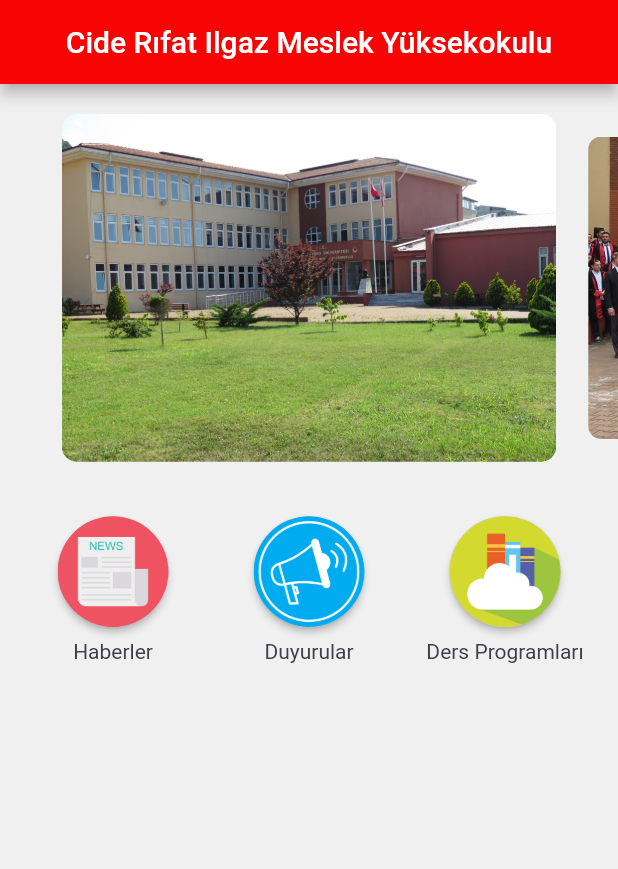
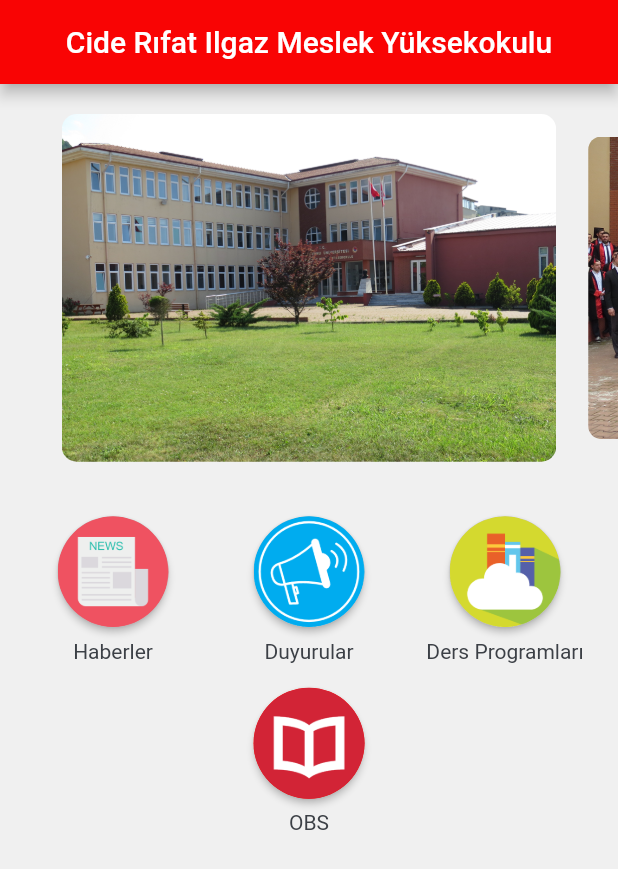
Before and after one commit to eminakcil/crimyo, a Flutter app: the screen it shows after launch, on a phone screen of 412 x 824 dp. Shown: the top 869 px of the screen. Run offline on Flutter 3.47's test engine with Material 2 defaults, Android fonts, the phone set to English and light mode, and no system bars; drawn by our look-alikes of carousel_slider; our stand-ins replace cached_network_image, cloud_firestore, dio, firebase_core, firebase_messaging, flutter_cache_manager and 5 more; missing offline and left inert: enhanced_future_builder, pdf_flutter; accounts and stored records are empty.

Commit message:
home screen buttons +

```diff
--- a/lib/screens/home/components/buttons_grid_view.dart
+++ b/lib/screens/home/components/home_buttons.dart
@@ -8,21 +8,26 @@ import 'package:crimyo/screens/post_list/post_list_screen.dart';
 import 'package:crimyo/services/announcment_service.dart';
 import 'package:crimyo/services/news_service.dart';
 import 'package:crimyo/services/navigation_service.dart';
+import 'package:url_launcher/url_launcher.dart';
 
 import 'menu_button.dart';
 
-class ButtonsGridView extends StatefulWidget {
+class HomeButtons extends StatefulWidget {
   @override
-  _ButtonsGridViewState createState() => _ButtonsGridViewState();
+  _HomeButtonsState createState() => _HomeButtonsState();
 }
 
-class _ButtonsGridViewState extends State<ButtonsGridView> {
+class _HomeButtonsState extends State<HomeButtons> {
   final FirebaseFirestore firestore = FirebaseFirestore.instance;
   var fastButtons = [];
 
   @override
   void initState() {
-    firestore.collection("fastButtons").orderBy("index",descending: true).get().then((value) {
+    firestore
+        .collection("fastButtons")
+        .orderBy("index", descending: true)
+        .get()
+        .then((value) {
       var _list = [];
       value.docs.forEach((element) {
         var data = element.data();
@@ -105,9 +110,26 @@ class _ButtonsGridViewState extends State<ButtonsGridView> {
 
     var _children = <Widget>[..._buttons, ...fastButtons];
 
-    return CenteredGridView(
-      crossAxisCount: 3,
-      children: _children,
+    return Column(
+      mainAxisSize: MainAxisSize.min,
+      children: [
+        CenteredGridView(
+          crossAxisCount: 3,
+          children: _children,
+        ),
+        Center(
+          child: MenuButton(
+            text: "OBS",
+            imageProvider: AssetImage("assets/images/obs_icon.png"),
+            press: () async {
+              var url = "https://obs.kastamonu.edu.tr/";
+              if (await canLaunch(url) != null) {
+                await launch(url);
+              }
+            },
+          ),
+        ),
+      ],
     );
   }
 }
--- a/lib/screens/home/home_screen.dart
+++ b/lib/screens/home/home_screen.dart
@@ -3,7 +3,7 @@ import 'package:flutter/material.dart';
 
 import 'package:crimyo/constants.dart';
 
-import 'components/buttons_grid_view.dart';
+import 'components/home_buttons.dart';
 
 class HomeScreen extends StatelessWidget {
   @override
@@ -15,16 +15,18 @@ class HomeScreen extends StatelessWidget {
       body: SafeArea(
         child: SingleChildScrollView(
           physics: BouncingScrollPhysics(),
+          child: Padding(
+            padding: EdgeInsets.symmetric(vertical: kDefaultPadding),
             child: Column(
               children: [
-              SizedBox(height: kDefaultPadding),
                 ImageSlider(),
                 SizedBox(height: kDefaultPadding),
                 Padding(
                   padding: EdgeInsets.symmetric(horizontal: kDefaultPadding / 2),
-                child: ButtonsGridView(),
+                  child: HomeButtons(),
                 ),
               ],
+            ),
           ),
         ),
       ),
--- a/pubspec.yaml
+++ b/pubspec.yaml
@@ -3,7 +3,7 @@ description: CRIMYO Mobil Uygulama.
 
 publish_to: 'none'
 
-version: 0.8.0+1
+version: 0.8.1+3
 
 environment:
   sdk: ">=2.7.0 <3.0.0"
```
Also changed, not shown: assets/images/obs_icon.png (added). Lines whose indentation alone changed are shown as unchanged.
